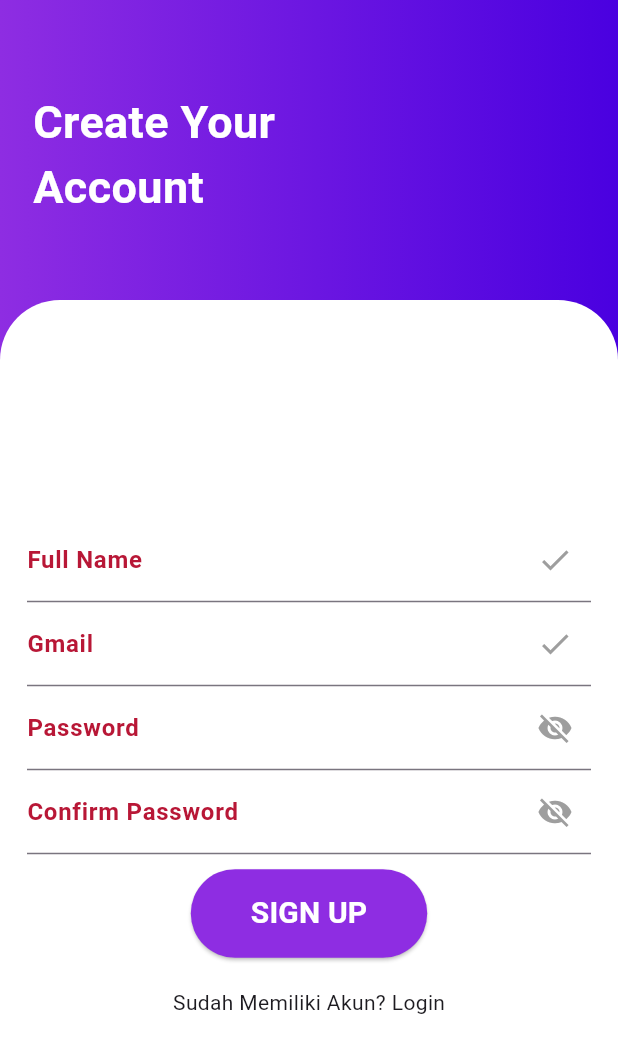
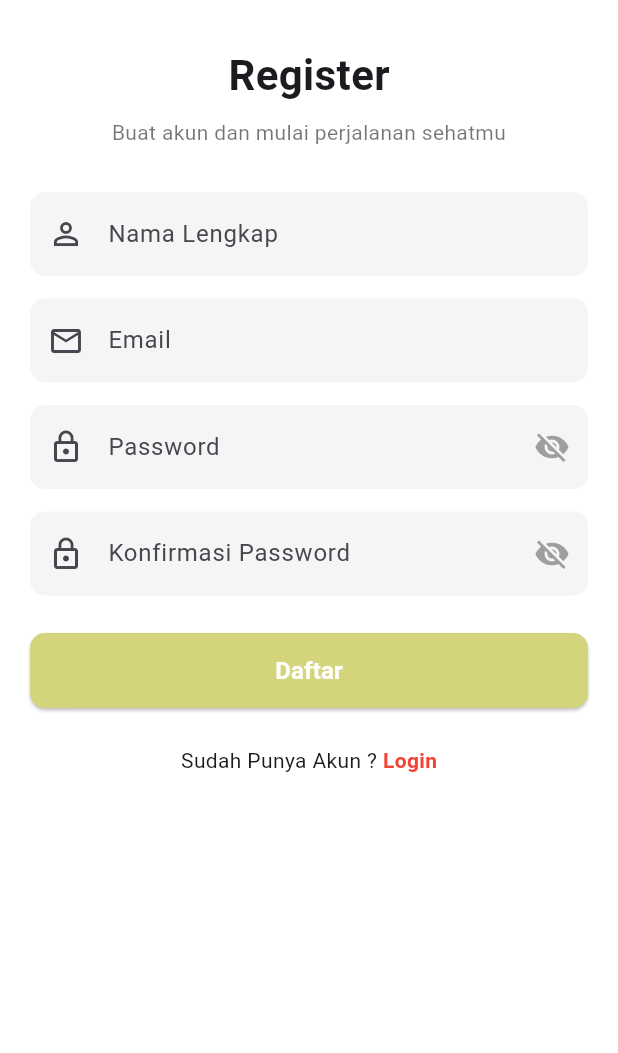
Before and after one commit to shofaniqurniaazmi/JD_017-Shofani-Nutralyse, a Flutter app: the Signup screen opened by its route, on a phone screen of 412 x 824 dp. Shown: the top 1053 px of the screen. Run offline on Flutter 3.47's test engine with Material 3 defaults, Android fonts, the light colour scheme and no system bars; our stand-ins replace camera, cloud_firestore, convex_bottom_bar, firebase_auth, firebase_core, firebase_storage and 7 more; accounts and stored records are empty.

Commit message:
firebase

```diff
--- a/lib/presentation/pages/sign_up_screen.dart
+++ b/lib/presentation/pages/sign_up_screen.dart
@@ -1,13 +1,9 @@
 import 'package:flutter/material.dart';
 import 'package:fluttertoast/fluttertoast.dart';
 import 'package:go_router/go_router.dart';
-import 'package:nutralyse_jd/presentation/widget/loading_dialog.dart';
 import 'package:nutralyse_jd/service/firebase/auth_exception_handler.dart';
 import 'package:nutralyse_jd/service/firebase/authentication_service.dart';
-// import 'package:myapp/common/loading_dialog.dart';
-// import 'package:myapp/view/loginScreen.dart';
-// import 'package:myapp/service/authentication_service.dart';
-// import 'package:fluttertoast/fluttertoast.dart';
+
 
 class Signup extends StatefulWidget {
   const Signup({Key? key}) : super(key: key);
@@ -23,6 +19,7 @@ class _SignupState extends State<Signup> {
   final TextEditingController _passwordController = TextEditingController();
   final TextEditingController _confirmPasswordController =
   TextEditingController();
+
   final AuthenticationService _firebaseAuthService = AuthenticationService();
   bool _obscurePassword = true;
   bool _obscureConfirmPassword = true;
@@ -36,36 +33,30 @@ class _SignupState extends State<Signup> {
     super.dispose();
   }
 
-  void handleSignUp() {
-    // Display loading dialog
-    // LoadingDialog.showLoadingDialog(context, "Loading...");
-
-    // Get input values
+  Future<void> handleSignUp() async {
     String fullName = _fullNameController.text.trim();
     String email = _emailController.text.trim();
     String password = _passwordController.text.trim();
     String confirmPassword = _confirmPasswordController.text.trim();
 
-    // Perform sign up action
-    _firebaseAuthService
-        .signupWithEmailAndPassword(
+    if (password != confirmPassword) {
+      Fluttertoast.showToast(msg: "Password tidak sama");
+      return;
+    }
+
+    final status = await _firebaseAuthService.signupWithEmailAndPassword(
       fullName: fullName,
       email: email,
       password: password,
-        confirmPassword: confirmPassword)
-        .then((status) {
-      // Hide loading dialog
-      // LoadingDialog.hideLoadingDialog(context);
+    );
 
-      // Check status
     if (status == AuthResultStatus.successful) {
-        Fluttertoast.showToast(msg: "Successful");
+      Fluttertoast.showToast(msg: "Daftar berhasil!");
       _showSignUpSuccessDialog();
     } else {
       final errorMsg = AuthExceptionHandler.generateExceptionMessage(status);
       Fluttertoast.showToast(msg: errorMsg);
     }
-    });
   }
 
   void _showSignUpSuccessDialog() {
@@ -74,8 +65,6 @@ class _SignupState extends State<Signup> {
       barrierDismissible: false,
       builder: (BuildContext context) {
         Future.delayed(const Duration(seconds: 2), () {
-          // Navigator.of(context).pop();
-          // Navigator.pushReplacementNamed(context, "/loginScreen");
           context.go('/login');
         });
         return AlertDialog(
@@ -96,99 +85,75 @@ class _SignupState extends State<Signup> {
   @override
   Widget build(BuildContext context) {
     return Scaffold(
-      body: Form(
+      backgroundColor: Colors.white,
+      body: SafeArea(
+        child: SingleChildScrollView(
+          padding: const EdgeInsets.symmetric(horizontal: 20, vertical: 30),
+          child: Form(
             key: _formKey,
-        child: Stack(
+            child: Column(
+              crossAxisAlignment: CrossAxisAlignment.center,
               children: [
-            Container(
-              height: double.infinity,
-              width: double.infinity,
-              decoration: const BoxDecoration(
-                gradient: LinearGradient(
-                  colors: [
-                    Color(0xff8e2de2),
-                    Color(0xff4a00e0),
-                  ],
-                ),
-              ),
-              child: const Padding(
-                padding: EdgeInsets.only(top: 60.0, left: 22),
-                child: Text(
-                  'Create Your\nAccount',
+                const Text(
+                  "Register",
                   style: TextStyle(
-                    fontSize: 30,
-                    color: Colors.white,
+                    fontSize: 28,
                     fontWeight: FontWeight.bold,
                   ),
                 ),
+                const SizedBox(height: 8),
+                const Text(
+                  "Buat akun dan mulai perjalanan sehatmu",
+                  style: TextStyle(
+                    fontSize: 14,
+                    color: Colors.black54,
+                  ),
+                  textAlign: TextAlign.center,
+                ),
+                const SizedBox(height: 30),
+
+                // Full name
+                TextFormField(
+                  controller: _fullNameController,
+                  decoration: InputDecoration(
+                    prefixIcon: const Icon(Icons.person_outline),
+                    hintText: "Nama Lengkap",
+                    filled: true,
+                    fillColor: Colors.grey[100],
+                    border: OutlineInputBorder(
+                      borderRadius: BorderRadius.circular(10),
+                      borderSide: BorderSide.none,
                     ),
                   ),
-            Padding(
-              padding: const EdgeInsets.only(top: 200.0),
-              child: Container(
-                decoration: const BoxDecoration(
-                  borderRadius: BorderRadius.only(
-                    topLeft: Radius.circular(40),
-                    topRight: Radius.circular(40),
+                  validator: (value) =>
+                  value == null || value.isEmpty ? "Masukkan nama lengkap" : null,
                 ),
-                  color: Colors.white,
-                ),
-                height: double.infinity,
-                width: double.infinity,
-                child: Padding(
-                  padding: const EdgeInsets.only(left: 18.0, right: 18),
-                  child: Column(
-                    mainAxisAlignment: MainAxisAlignment.center,
-                    children: [
+                const SizedBox(height: 15),
+
+                // Email
                 TextFormField(
-                        controller: _fullNameController,
-                        decoration: const InputDecoration(
-                          suffixIcon: Icon(
-                            Icons.check,
-                            color: Colors.grey,
-                          ),
-                          label: Text(
-                            'Full Name',
-                            style: TextStyle(
-                              fontWeight: FontWeight.bold,
-                              color: Color(0xffB81736),
+                  controller: _emailController,
+                  decoration: InputDecoration(
+                    prefixIcon: const Icon(Icons.email_outlined),
+                    hintText: "Email",
+                    filled: true,
+                    fillColor: Colors.grey[100],
+                    border: OutlineInputBorder(
+                      borderRadius: BorderRadius.circular(10),
+                      borderSide: BorderSide.none,
                     ),
                   ),
+                  validator: (value) =>
+                  value == null || value.isEmpty ? "Masukkan email" : null,
                 ),
-                        validator: (text) {
-                          if (text == null || text.isEmpty) {
-                            return 'Name is empty';
-                          }
-                          return null;
-                        },
-                      ),
-                      TextFormField(
-                        controller: _emailController,
-                        decoration: const InputDecoration(
-                          suffixIcon: Icon(
-                            Icons.check,
-                            color: Colors.grey,
-                          ),
-                          label: Text(
-                            'Gmail',
-                            style: TextStyle(
-                              fontWeight: FontWeight.bold,
-                              color: Color(0xffB81736),
-                            ),
-                          ),
-                        ),
-                        validator: (text) {
-                          if (text == null || text.isEmpty) {
-                            return 'Email is empty';
-                          }
-                          // You can add more validation here (e.g., email format)
-                          return null;
-                        },
-                      ),
+                const SizedBox(height: 15),
+
+                // Password
                 TextFormField(
                   controller: _passwordController,
                   obscureText: _obscurePassword,
                   decoration: InputDecoration(
+                    prefixIcon: const Icon(Icons.lock_outline),
                     suffixIcon: IconButton(
                       icon: Icon(
                         _obscurePassword
@@ -202,25 +167,25 @@ class _SignupState extends State<Signup> {
                         });
                       },
                     ),
-                          label: Text(
-                            'Password',
-                            style: TextStyle(
-                              fontWeight: FontWeight.bold,
-                              color: Color(0xffB81736),
+                    hintText: "Password",
+                    filled: true,
+                    fillColor: Colors.grey[100],
+                    border: OutlineInputBorder(
+                      borderRadius: BorderRadius.circular(10),
+                      borderSide: BorderSide.none,
                     ),
                   ),
+                  validator: (value) =>
+                  value == null || value.isEmpty ? "Masukkan password" : null,
                 ),
-                        validator: (text) {
-                          if (text == null || text.isEmpty) {
-                            return 'Password is empty';
-                          }
-                          return null;
-                        },
-                      ),
+                const SizedBox(height: 15),
+
+                // Confirm Password
                 TextFormField(
                   controller: _confirmPasswordController,
                   obscureText: _obscureConfirmPassword,
                   decoration: InputDecoration(
+                    prefixIcon: const Icon(Icons.lock_outline),
                     suffixIcon: IconButton(
                       icon: Icon(
                         _obscureConfirmPassword
@@ -230,68 +195,84 @@ class _SignupState extends State<Signup> {
                       ),
                       onPressed: () {
                         setState(() {
-                                _obscureConfirmPassword =
-                                !_obscureConfirmPassword;
+                          _obscureConfirmPassword = !_obscureConfirmPassword;
                         });
                       },
                     ),
-                          label: Text(
-                            'Confirm Password',
-                            style: TextStyle(
-                              fontWeight: FontWeight.bold,
-                              color: Color(0xffB81736),
+                    hintText: "Konfirmasi Password",
+                    filled: true,
+                    fillColor: Colors.grey[100],
+                    border: OutlineInputBorder(
+                      borderRadius: BorderRadius.circular(10),
+                      borderSide: BorderSide.none,
                     ),
                   ),
-                        ),
-                        validator: (text) {
-                          if (text == null || text.isEmpty) {
-                            return 'Confirm Password is empty';
+                  validator: (value) {
+                    if (value == null || value.isEmpty) {
+                      return "Masukkan konfirmasi password";
                     }
-                          if (text != _passwordController.text) {
-                            return 'Passwords do not match';
+                    if (value != _passwordController.text) {
+                      return "Password tidak sama";
                     }
                     return null;
                   },
                 ),
-                      const SizedBox(height: 10),
-                      ElevatedButton(
+
+                const SizedBox(height: 25),
+
+                // Daftar button
+                SizedBox(
+                  width: double.infinity,
+                  height: 50,
+                  child: ElevatedButton(
+                    style: ElevatedButton.styleFrom(
+                      backgroundColor: const Color(0xFFD4D47C),
+                      shape: RoundedRectangleBorder(
+                        borderRadius: BorderRadius.circular(10),
+                      ),
+                    ),
                     onPressed: () {
                       if (_formKey.currentState!.validate()) {
                         handleSignUp();
                       }
                     },
-                        style: ElevatedButton.styleFrom(
-                          padding: const EdgeInsets.symmetric(
-                              horizontal: 40, vertical: 15),
-                          shape: RoundedRectangleBorder(
-                            borderRadius: BorderRadius.circular(30),
-                          ),
-                          backgroundColor: const Color(0xff8e2de2),
-                          foregroundColor: Colors.white,
-                        ),
                     child: const Text(
-                          'SIGN UP',
+                      "Daftar",
                       style: TextStyle(
                         fontWeight: FontWeight.bold,
-                            fontSize: 20,
+                        fontSize: 16,
+                        color: Colors.white,
                       ),
                     ),
                   ),
-                      const SizedBox(height: 20),
+                ),
+
+                const SizedBox(height: 25),
+
+                // Sudah punya akun?
+                Row(
+                  mainAxisAlignment: MainAxisAlignment.center,
+                  children: [
+                    const Text("Sudah Punya Akun ? "),
                     GestureDetector(
                       onTap: () {
                         context.go('/login');
                       },
-                        child: Text('Sudah Memiliki Akun? Login'),
+                      child: const Text(
+                        "Login",
+                        style: TextStyle(
+                          color: Colors.red,
+                          fontWeight: FontWeight.bold,
+                        ),
+                      ),
+                    ),
+                  ],
                 ),
               ],
             ),
           ),
         ),
       ),
-          ],
-        ),
-      ),
     );
   }
 }
--- a/lib/presentation/pages/splash_screen.dart
+++ b/lib/presentation/pages/splash_screen.dart
@@ -17,7 +17,7 @@ class _SplashScreenState extends State<SplashScreen> {
     // Setelah 3 detik pindah ke /home
     Timer(const Duration(seconds: 3), () {
       if (mounted) {
-        context.go('/home'); // GoRouter langsung handle
+        context.go('/login'); // GoRouter langsung handle
       }
     });
   }
--- a/lib/service/firebase/auth_exception_handler.dart
+++ b/lib/service/firebase/auth_exception_handler.dart
@@ -2,16 +2,14 @@ import 'package:firebase_auth/firebase_auth.dart';
 
 enum AuthResultStatus {
   successful,
-  emailAlreadyExists,
   wrongPassword,
   invalidEmail,
   userNotFound,
   userDisabled,
   operationNotAllowed,
   tooManyRequests,
-  weakPassword,
+  emailAlreadyExists,
   undefined,
-  invalidCredentials,
 }
 
 class AuthExceptionHandler {
@@ -39,9 +37,6 @@ class AuthExceptionHandler {
       case "email-already-in-use":
         status = AuthResultStatus.emailAlreadyExists;
         break;
-      case "invalid-credential":
-        status = AuthResultStatus.invalidCredentials;
-        break;
       default:
         status = AuthResultStatus.undefined;
         break;
@@ -67,17 +62,11 @@ class AuthExceptionHandler {
       case AuthResultStatus.tooManyRequests:
         errorMessage = "Too many requests. Try again later.";
         break;
-      case AuthResultStatus.weakPassword:
-        errorMessage = "Your password is too weak.";
-        break;
       case AuthResultStatus.operationNotAllowed:
         errorMessage = "Signing in with email and password is not enabled.";
         break;
       case AuthResultStatus.emailAlreadyExists:
         errorMessage = "An account already exists for that email.";
-        break;
-      case AuthResultStatus.invalidCredentials:
-        errorMessage = "Email or Password not found";
         break;
       default:
         errorMessage = "An undefined error occurred";
--- a/lib/service/firebase/authentication_service.dart
+++ b/lib/service/firebase/authentication_service.dart
@@ -42,7 +42,6 @@ class AuthenticationService {
     required String fullName,
     required String email,
     required String password,
-    required String confirmPassword,
   }) async {
     try {
       final UserCredential authResult =
@@ -50,7 +49,7 @@ class AuthenticationService {
         email: email,
         password: password,
       );
-      print(authResult.credential == null);
+
       if (authResult.user != null) {
         _saveUserDetails(
           fullName: fullName,
@@ -59,7 +58,7 @@ class AuthenticationService {
         );
         status = AuthResultStatus.successful;
       } else {
-        print('something wrong');
+        status = AuthResultStatus.undefined;
       }
     } catch (e) {
       if (e is FirebaseAuthException) {
@@ -71,6 +70,7 @@ class AuthenticationService {
     }
     return status;
   }
+
 
   // Login with Google
   Future<AuthResultStatus> loginWithGoogle() async {
--- a/pubspec.yaml
+++ b/pubspec.yaml
@@ -45,7 +45,7 @@ dependencies:
     cupertino_icons: ^1.0.6
     table_calendar: ^3.1.2
     go_router: ^16.2.0
-    firebase_core: ^3.3.0
+    firebase_core: ^3.15.2
     firebase_auth: ^5.1.4
     cloud_firestore: ^5.2.1
     google_sign_in: ^6.2.1
```
Also changed, not shown: lib/main.dart (+12 -2 lines), lib/presentation/pages/forget_screen.dart (+66 -92 lines), lib/presentation/pages/login_screen.dart (+131 -111 lines), assets/images/facebook.png (added), assets/images/forgot.png (added), assets/images/google.png (added), firebase.json (added), lib/firebase_options.dart (added), 3 other files. Lines whose indentation alone changed are shown as unchanged.
